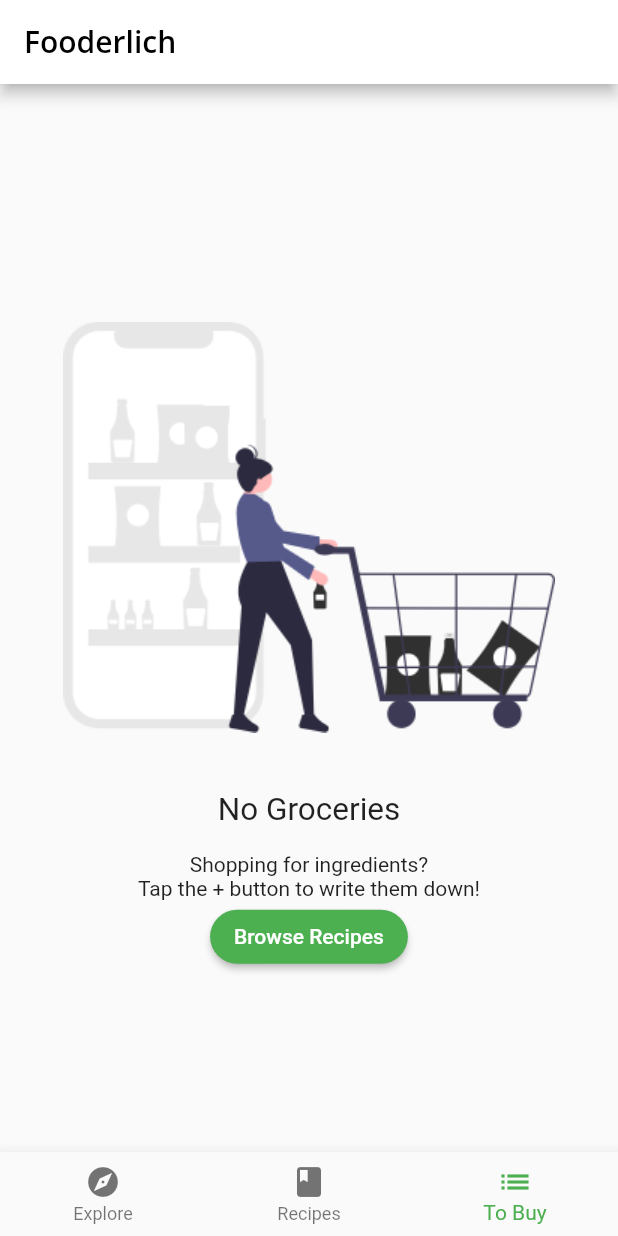
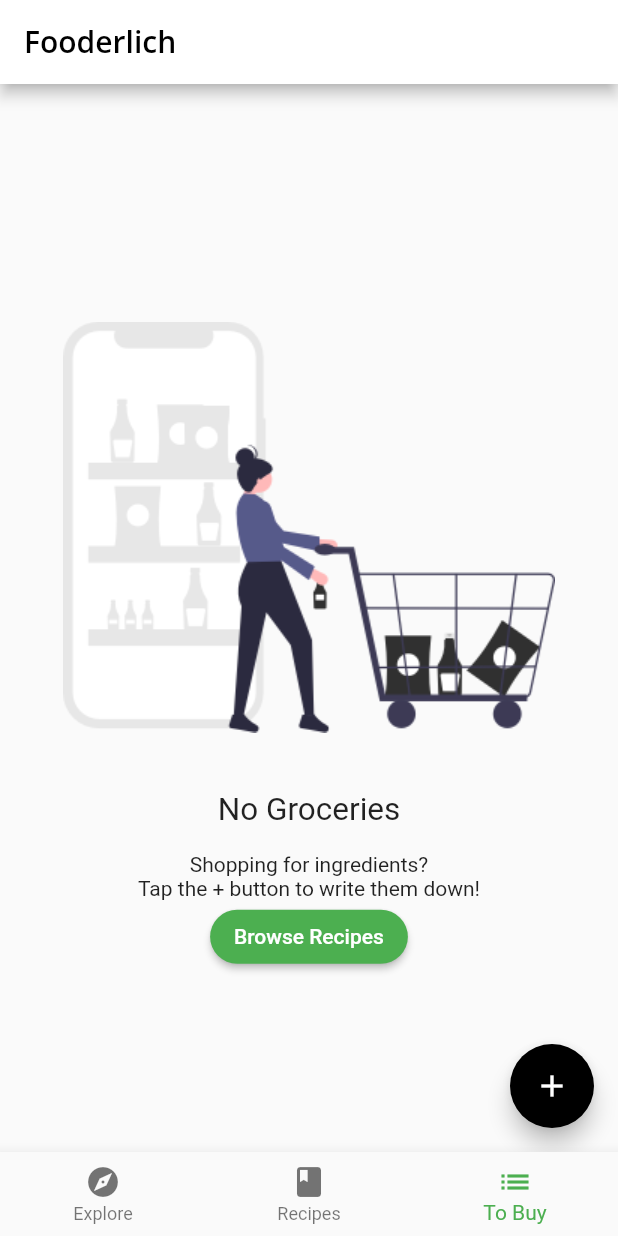
Before and after one commit to xsadra/Flutter-Apprentice, a Flutter app: the screen it shows after launch, item 3 of the bottom bar chosen, on a phone screen of 412 x 824 dp. Run offline on Flutter 3.47's test engine with Material 2 defaults, Android fonts, the phone set to English and light mode, and no system bars; our stand-ins replace google_fonts.

Commit message:
II-6.7-Managing the grocery items

```diff
--- a/fooderlich/lib/components/recipes_grid_view.dart
+++ b/fooderlich/lib/components/recipes_grid_view.dart
@@ -21,8 +21,8 @@ class RecipesGridView extends StatelessWidget {
       ),
       child: GridView.builder(
         itemCount: recipes.length,
-        gridDelegate: const SliverGridDelegateWithMaxCrossAxisExtent(
-            maxCrossAxisExtent: 500.0),
+        gridDelegate:
+            const SliverGridDelegateWithFixedCrossAxisCount(crossAxisCount: 2),
         itemBuilder: (context, index) {
           final simpleRecipe = recipes[index];
           return RecipeThumbnail(recipe: simpleRecipe);
--- a/fooderlich/lib/main.dart
+++ b/fooderlich/lib/main.dart
@@ -22,7 +22,7 @@ class Fooderlich extends StatelessWidget {
       home: MultiProvider(
         providers: [
           ChangeNotifierProvider(create: (context) => TabManager()),
-          // TODO 10: Add GroceryManager Provider
+          ChangeNotifierProvider(create: (context) => GroceryManager()),
         ],
         child: const Home(),
       ),
--- a/fooderlich/lib/models/models.dart
+++ b/fooderlich/lib/models/models.dart
@@ -1,6 +1,7 @@
 export 'explore_data.dart';
 export 'explore_recipe.dart';
 export 'grocery_item.dart';
+export 'grocery_manager.dart';
 export 'post.dart';
 export 'simple_recipe.dart';
 export 'tab_manager.dart';
--- a/fooderlich/lib/screens/grocery_screen.dart
+++ b/fooderlich/lib/screens/grocery_screen.dart
@@ -1,5 +1,7 @@
 import 'package:flutter/material.dart';
+import 'package:provider/provider.dart';
 
+import '../models/models.dart';
 import 'empty_grocery_screen.dart';
 
 class GroceryScreen extends StatelessWidget {
@@ -7,8 +9,27 @@ class GroceryScreen extends StatelessWidget {
 
   @override
   Widget build(BuildContext context) {
-    // TODO 4: Add a scaffold widget
-    return const EmptyGroceryScreen();
+    return Scaffold(
+      floatingActionButton: FloatingActionButton(
+        child: const Icon(Icons.add),
+        onPressed: () {
+          // TODO 11: Present GroceryItemScreen
+        },
+      ),
+      body: buildGroceryScreen(),
+    );
   }
-// TODO: Add buildGroceryScreen
+
+  Widget buildGroceryScreen() {
+    return Consumer<GroceryManager>(
+      builder: (context, manager, child) {
+        if (manager.groceryItems.isNotEmpty) {
+          // TODO 25: Add GroceryListScreen
+          return Container();
+        } else {
+          return const EmptyGroceryScreen();
+        }
+      },
+    );
+  }
 }
```
Also changed, not shown: fooderlich/lib/models/grocery_manager.dart (added, +30 -0 lines).
